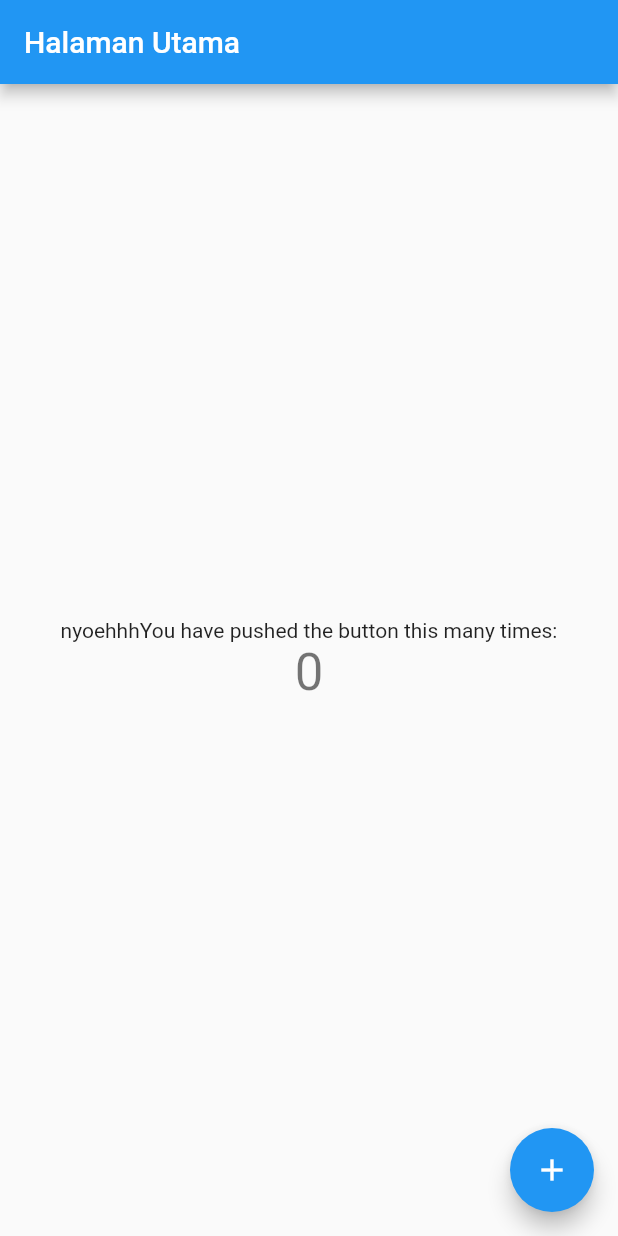
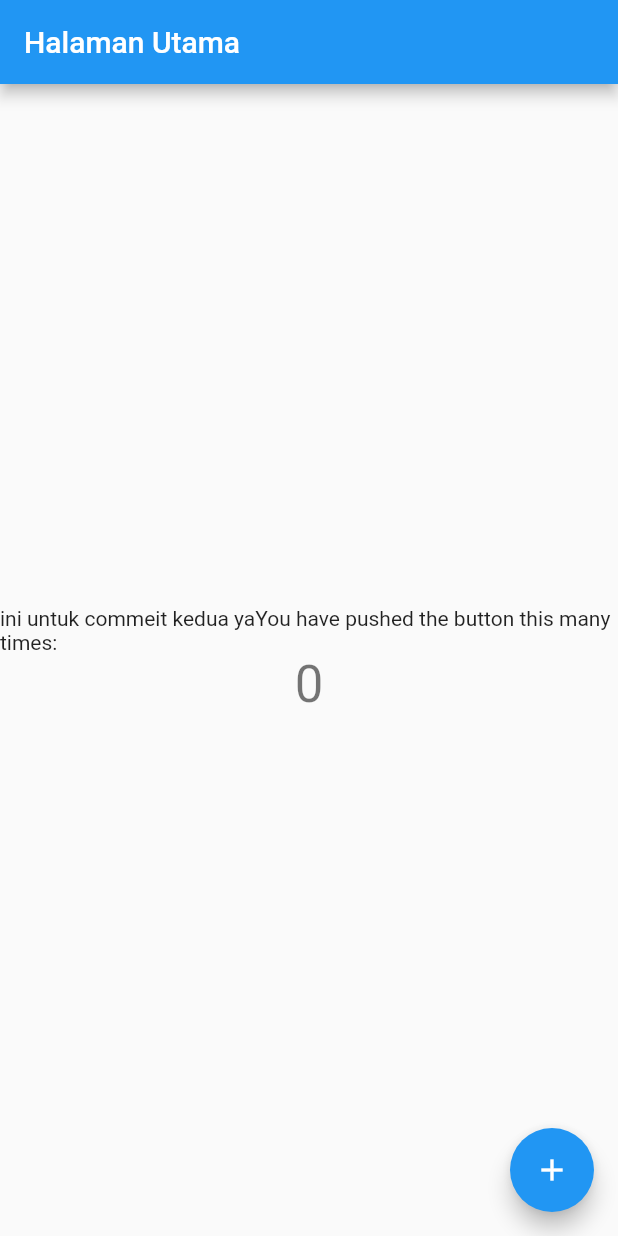
Before and after one commit to muhammad910/flutter_application_1, a Flutter app: the screen it shows after launch, on a phone screen of 412 x 824 dp. Run offline on Flutter 3.47's test engine with Material 2 defaults, Android fonts, the phone set to English and light mode, and no system bars.

Commit message:
perubahan yang kedua

```diff
--- a/lib/main.dart
+++ b/lib/main.dart
@@ -94,7 +94,7 @@ class _MyHomePageState extends State<MyHomePage> {
           mainAxisAlignment: MainAxisAlignment.center,
           children: <Widget>[
             Text(
-              'nyoehhhYou have pushed the button this many times:',
+              'ini untuk commeit kedua yaYou have pushed the button this many times:',
             ),
             Text(
               '$_counter',
```
